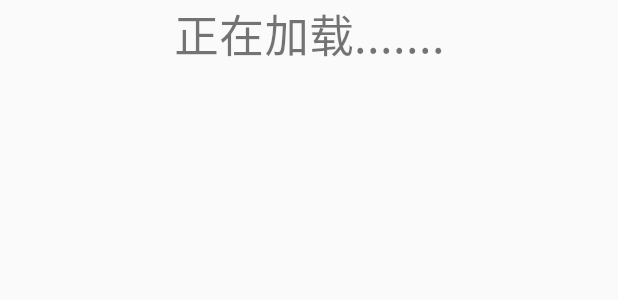
After one commit to Hachi-JYX/sspu_express, an Android app: the layout listview_loadbar.xml on its own in the app's theme, with its tools: preview values and no code run, on a phone screen of 412 x 824 dp. The commit adds this screen. Shown: the top 300 px of the screen. Run offline under Robolectric (Android 15) with nearby library versions, the phone set to English and light mode, and no system bars.

```diff
--- a/app/src/main/res/layout/activity_search.xml
+++ b/app/src/main/res/layout/activity_search.xml
@@ -49,6 +49,8 @@
                     android:paddingLeft="5dp"
                     android:hint="请输入学号或者快递单号"
                     android:textSize="12sp"
+                    android:imeOptions="actionDone"
+                    android:singleLine="true"
                     android:background="@null"/>
                 <ImageView
                     android:id="@+id/iv_clean"
@@ -70,13 +72,13 @@
 
     </RelativeLayout>
 
-    <ListView
+    <caoxltest.administrator.caoxltest.widget.MyPullUpListView
         android:layout_marginTop="10dp"
         android:id="@+id/lv_data"
         android:layout_width="match_parent"
         android:layout_height="match_parent"
         android:divider="#C9CACA"
         android:dividerHeight="1dp">
-    </ListView>
+    </caoxltest.administrator.caoxltest.widget.MyPullUpListView>
 
 </LinearLayout>
--- /dev/null
+++ b/app/src/main/res/layout/listview_loadbar.xml
@@ -0,0 +1,13 @@
+<?xml version="1.0" encoding="utf-8"?>
+<LinearLayout xmlns:android="http://schemas.android.com/apk/res/android"
+    android:orientation="vertical"
+    android:layout_width="match_parent"
+    android:layout_height="match_parent">
+    <TextView
+        android:layout_width="match_parent"
+        android:layout_height="wrap_content"
+        android:gravity="center"
+        android:textSize="30sp"
+        android:text="正在加载......."/>
+
+</LinearLayout>
```
Also changed, not shown: app/src/main/java/caoxltest/administrator/caoxltest/SearchActivity.java (+29 -29 lines), app/src/main/java/caoxltest/administrator/caoxltest/contanst/Api.java (+4 -3 lines), app/src/main/java/caoxltest/administrator/caoxltest/widget/MyPullUpListView.java (added, +102 -0 lines), app/src/main/res/layout/item_layout.xml (+6 -6 lines).
